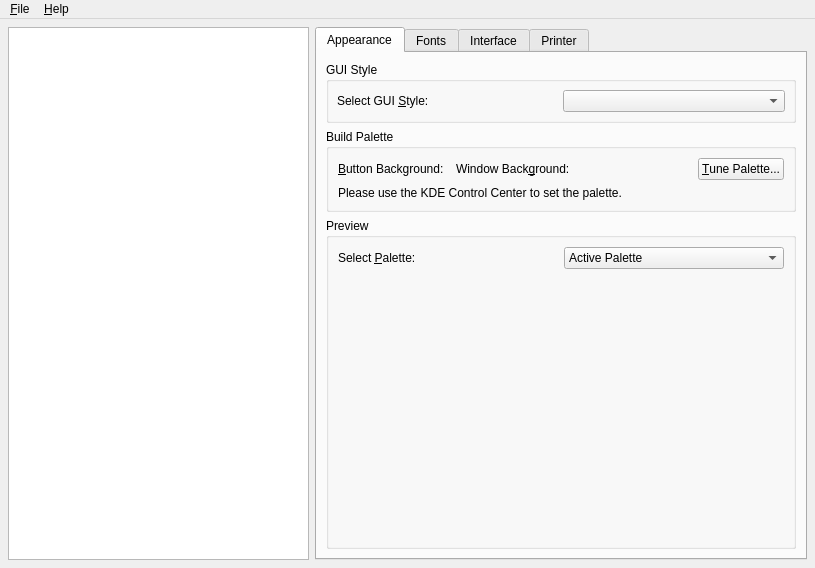
Old version of the form src/tools/qtconfig/mainwindow.ui in the repository fluxer/katie.
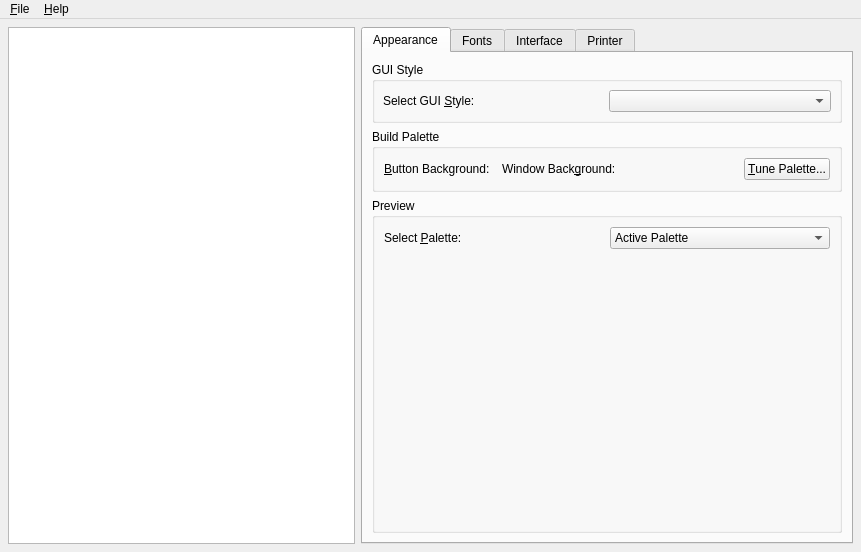
New version of the form. Custom widgets are drawn as their Qt base class.

```diff
--- a/src/tools/qtconfig/mainwindow.ui
+++ b/src/tools/qtconfig/mainwindow.ui
@@ -46,8 +46,8 @@
    <rect>
     <x>0</x>
     <y>0</y>
-    <width>815</width>
-    <height>546</height>
+    <width>861</width>
+    <height>552</height>
    </rect>
   </property>
   <property name="windowTitle">
@@ -287,13 +287,6 @@
              </layout>
             </widget>
            </item>
-           <item>
-            <widget class="QLabel" name="kdeNoteLabel">
-             <property name="text">
-              <string>Please use the KDE Control Center to set the palette.</string>
-             </property>
-            </widget>
-           </item>
           </layout>
          </widget>
         </item>
@@ -1002,8 +995,8 @@
     <rect>
      <x>0</x>
      <y>0</y>
-     <width>815</width>
-     <height>20</height>
+     <width>861</width>
+     <height>21</height>
     </rect>
    </property>
    <widget class="QMenu" name="fileMenu">
```
Left out of the diff: 8 changed lines with no effect on the pictures.
